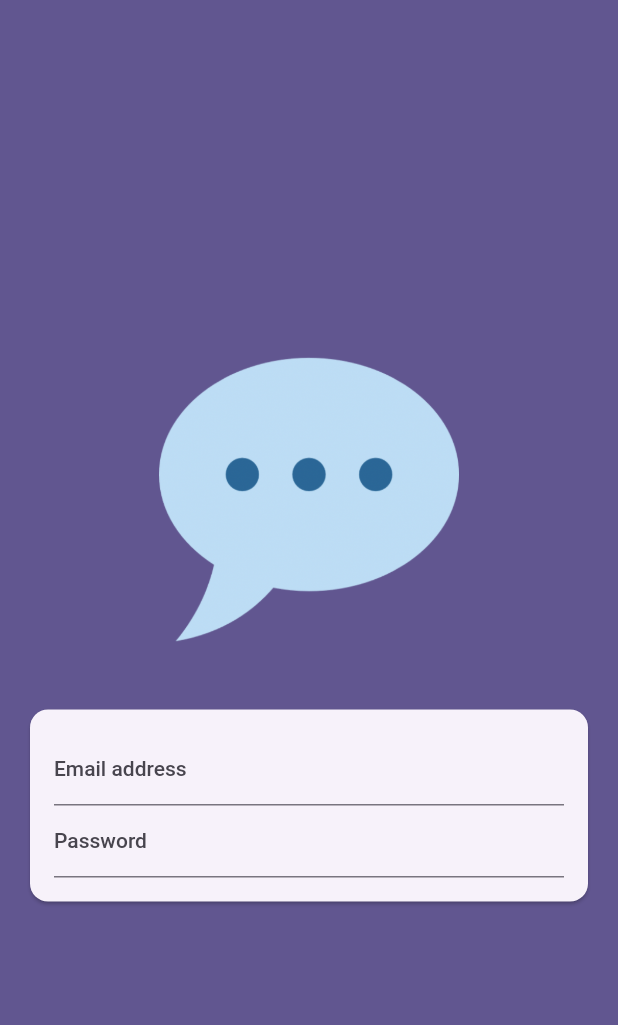
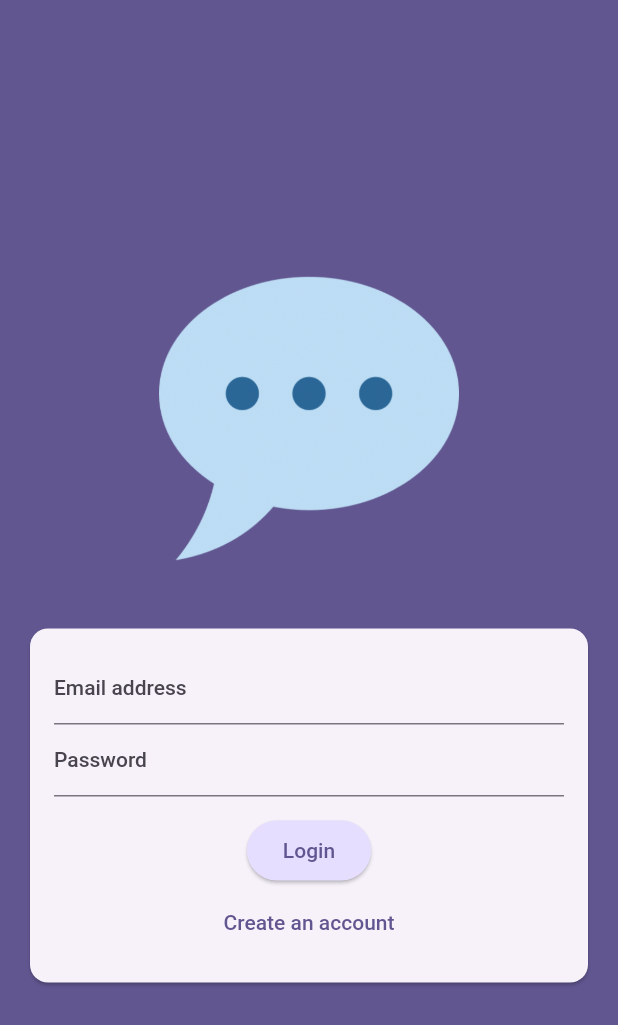
Before and after one commit to mnengineer/chat_app, a Flutter app: the screen it shows after launch, on a phone screen of 412 x 824 dp. Shown: the top 1025 px of the screen. Run offline on Flutter 3.47's test engine with Material 2 defaults, Android fonts, the phone set to English and light mode, and no system bars.

Commit message:
feat: 認証画面にボタンとモードを追加

```diff
--- a/lib/screens/auth.dart
+++ b/lib/screens/auth.dart
@@ -8,6 +8,8 @@ class AuthScreen extends StatefulWidget {
 }
 
 class _AuthScreenState extends State<AuthScreen> {
+  var _isLogin = true;
+
   @override
   Widget build(BuildContext context) {
     return Scaffold(
@@ -50,6 +52,28 @@ class _AuthScreenState extends State<AuthScreen> {
                             ),
                             obscureText: true,
                           ),
+                          const SizedBox(height: 12),
+                          ElevatedButton(
+                            onPressed: () {},
+                            style: ElevatedButton.styleFrom(
+                              backgroundColor: Theme.of(context)
+                                  .colorScheme
+                                  .primaryContainer,
+                            ),
+                            child: Text(_isLogin ? 'Login' : 'Signup'),
+                          ),
+                          TextButton(
+                            onPressed: () {
+                              setState(() {
+                                _isLogin = !_isLogin;
+                              });
+                            },
+                            child: Text(
+                              _isLogin
+                                  ? 'Create an account'
+                                  : 'I already have an account.',
+                            ),
+                          ),
                         ],
                       ),
                     ),
```
